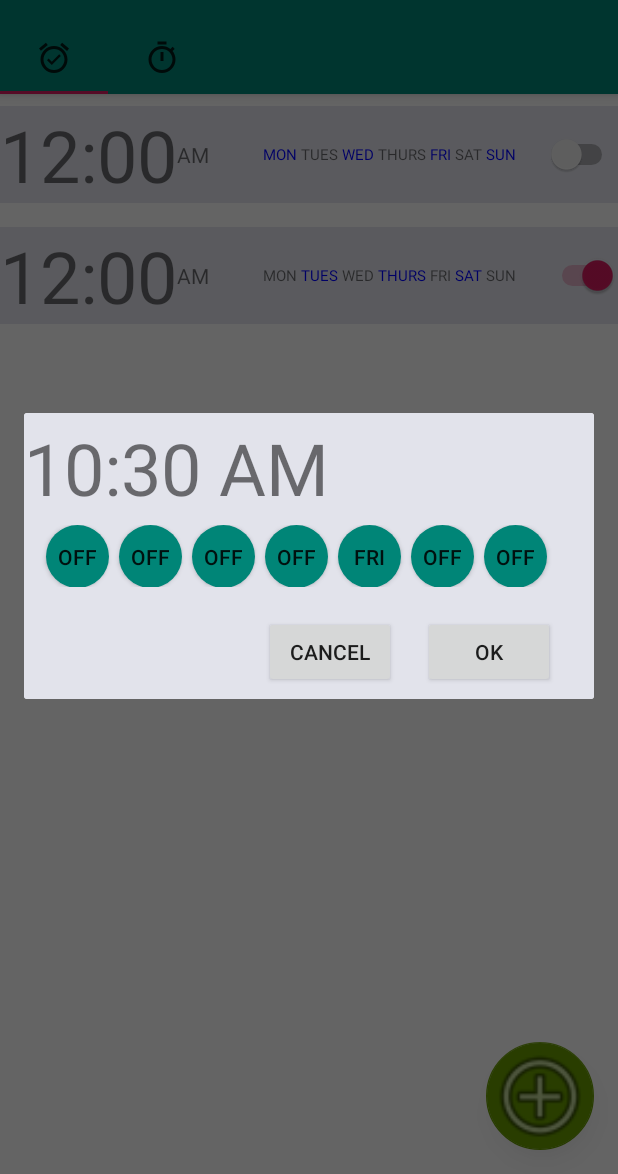
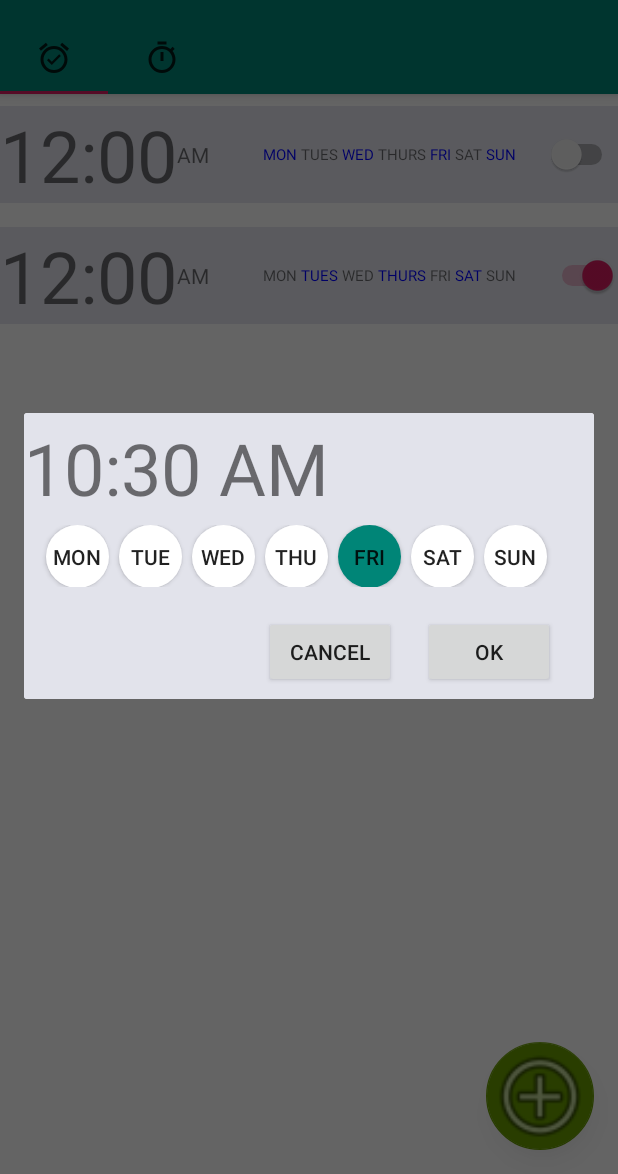
Before and after one commit to Unoooooo/prm391, an Android app: the screen it shows after launch (MainActivity), after a tap on an icon or button, on a phone screen of 412 x 824 dp, the part 62-1236 px from its top. Run offline under Robolectric (Android 15) with nearby library versions, the phone set to English and light mode, and no system bars; 2 other taps on this screen came first.

Commit message:
fix color button_dayinweek.xml

```diff
--- a/CLOCKPROJECT/app/src/main/res/drawable/button_dayinweek.xml
+++ b/CLOCKPROJECT/app/src/main/res/drawable/button_dayinweek.xml
@@ -1,6 +1,16 @@
-<?xml version="1.0" encoding="utf-8"?>
-<shape xmlns:android="http://schemas.android.com/apk/res/android"
-    android:shape="oval">
-    <size android:height="30dp" android:width="30dp" />
-    <solid android:color="@color/colorPrimary" />
-</shape>
+<selector xmlns:android="http://schemas.android.com/apk/res/android">
+
+    <item android:state_checked="false">
+        <shape xmlns:android="http://schemas.android.com/apk/res/android" android:shape="oval">
+            <size android:width="30dp" android:height="30dp" />
+            <solid android:color="@color/cardview_light_background" />
+        </shape>
+    </item>
+
+    <item android:state_checked="true">
+        <shape xmlns:android="http://schemas.android.com/apk/res/android" android:shape="oval">
+            <size android:width="30dp" android:height="30dp" />
+            <solid android:color="@color/colorPrimary" />
+        </shape>
+    </item>
+</selector>
--- a/CLOCKPROJECT/app/src/main/res/layout/add_or_edit_alarm.xml
+++ b/CLOCKPROJECT/app/src/main/res/layout/add_or_edit_alarm.xml
@@ -53,7 +53,7 @@
 
 
             android:text="Mon"
-            android:textOff="OFF"
+            android:textOff="Mon"
             android:textOn="Mon" />
 
         <ToggleButton
@@ -64,7 +64,7 @@
             android:background="@drawable/button_dayinweek"
             android:checked="false"
             android:text="Tue"
-            android:textOff="OFF"
+            android:textOff="Tue"
             android:textOn="Tue" />
 
         <ToggleButton
@@ -75,7 +75,7 @@
             android:background="@drawable/button_dayinweek"
             android:checked="false"
             android:text="Wed"
-            android:textOff="OFF"
+            android:textOff="Wed"
             android:textOn="Wed" />
 
         <ToggleButton
@@ -86,7 +86,7 @@
             android:background="@drawable/button_dayinweek"
             android:checked="false"
             android:text="Thu"
-            android:textOff="OFF"
+            android:textOff="Thu"
             android:textOn="Thu" />
 
         <ToggleButton
@@ -97,7 +97,7 @@
             android:background="@drawable/button_dayinweek"
             android:checked="false"
             android:text="Fri"
-            android:textOff="OFF"
+            android:textOff="Fri"
             android:textOn="Fri" />
 
         <ToggleButton
@@ -108,7 +108,7 @@
             android:background="@drawable/button_dayinweek"
             android:checked="false"
             android:text="Sat"
-            android:textOff="OFF"
+            android:textOff="Sat"
             android:textOn="Sat" />
 
         <ToggleButton
@@ -119,7 +119,7 @@
             android:background="@drawable/button_dayinweek"
             android:checked="false"
             android:text="Sun"
-            android:textOff="OFF"
+            android:textOff="Sun"
             android:textOn="Sun" />
 
     </LinearLayout>
```
Also changed, not shown: CLOCKPROJECT/app/src/main/res/drawable/btn_day_off.xml (deleted, +0 -11 lines), CLOCKPROJECT/app/src/main/res/drawable/btn_day_on.xml (deleted, +0 -11 lines).
